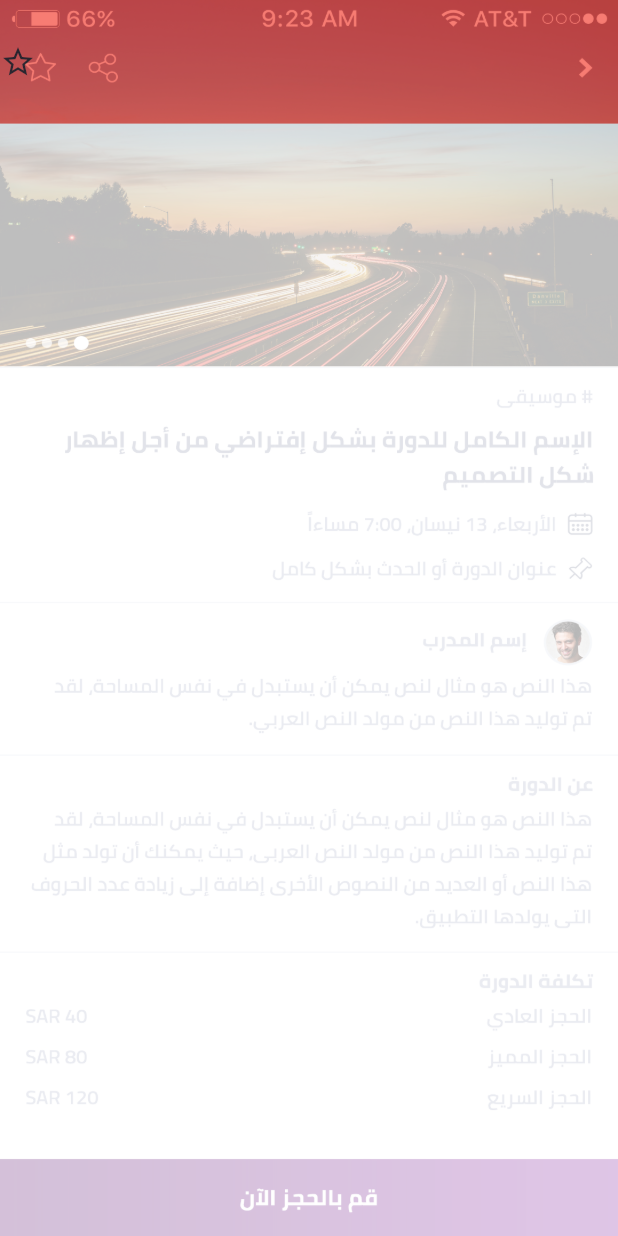
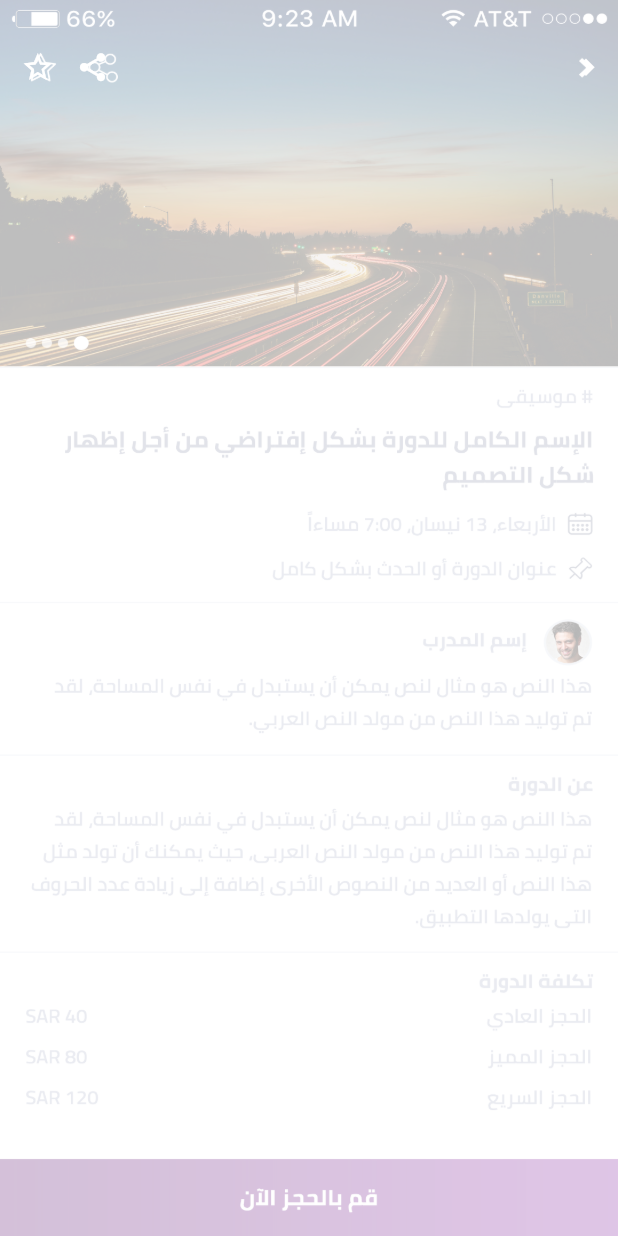
Before and after one commit to shehab20089/events_app, a Flutter app: the screen it shows after launch, on a phone screen of 412 x 824 dp. Run offline on Flutter 3.47's test engine with Material 2 defaults, Android fonts, the phone set to English and light mode, and no system bars.

Commit message:
adding the first icon bar

```diff
--- /dev/null
+++ b/lib/Components/CustomAppBar.dart
@@ -0,0 +1,85 @@
+import 'package:events_app/utilities/ResponsiveMethods.dart';
+import 'package:flutter/material.dart';
+
+class CustomAppBar extends StatefulWidget {
+  final Function onFavPressed;
+  final Function onSharePressed;
+  final Function onBackPressed;
+  const CustomAppBar({
+    Key key,
+    @required this.onFavPressed,
+    @required this.onSharePressed,
+    @required this.onBackPressed,
+  }) : super(key: key);
+
+  @override
+  _CustomAppBarState createState() => _CustomAppBarState();
+}
+
+class _CustomAppBarState extends State<CustomAppBar> {
+  @override
+  Widget build(BuildContext context) {
+    return Container(
+      height: ResponsiveMethods.hp(context, 11),
+      width: ResponsiveMethods.wp(context, 100),
+      color: Colors.transparent,
+      child: Center(
+        child: Padding(
+          padding: EdgeInsets.only(
+              left: ResponsiveMethods.wp(context, 3.4),
+              right: ResponsiveMethods.wp(context, 2)),
+          child: Row(
+            children: <Widget>[
+              Material(
+                color: Colors.transparent,
+                child: InkWell(
+                  onTap: widget.onFavPressed,
+                  customBorder: CircleBorder(),
+                  child: Icon(
+                    Icons.star_border,
+                    size: 22.4,
+                    color: Colors.white,
+                  ),
+                ),
+              ),
+              Expanded(
+                flex: 1,
+                child: Padding(
+                  padding:
+                      EdgeInsets.only(left: ResponsiveMethods.wp(context, 3.4)),
+                  child: Align(
+                    alignment: Alignment.centerLeft,
+                    child: Material(
+                      color: Colors.transparent,
+                      child: InkWell(
+                        onTap: widget.onSharePressed,
+                        customBorder: CircleBorder(),
+                        child: Icon(
+                          Icons.share,
+                          size: 22.4,
+                          color: Colors.white,
+                        ),
+                      ),
+                    ),
+                  ),
+                ),
+              ),
+              Material(
+                color: Colors.transparent,
+                child: InkWell(
+                  customBorder: CircleBorder(),
+                  onTap: widget.onBackPressed,
+                  child: Icon(
+                    Icons.chevron_right,
+                    size: 22.4,
+                    color: Colors.white,
+                  ),
+                ),
+              )
+            ],
+          ),
+        ),
+      ),
+    );
+  }
+}
--- a/lib/screens/Event.dart
+++ b/lib/screens/Event.dart
@@ -1,4 +1,5 @@
 //a folder to put all my app screens as here for Events page.
+import 'package:events_app/Components/CustomAppBar.dart';
 import 'package:events_app/utilities/ResponsiveMethods.dart';
 import 'package:flutter/material.dart';
 
@@ -13,16 +14,6 @@ class _EventPageState extends State<EventPage> {
   @override
   Widget build(BuildContext context) {
     return Stack(children: <Widget>[
-      Container(
-        height: ResponsiveMethods.hp(context, 10),
-        width: ResponsiveMethods.wp(context, 100),
-        color: Colors.red,
-        child: Center(
-          child: Row(
-            children: <Widget>[Icon(Icons.star_border)],
-          ),
-        ),
-      ),
       Opacity(
         opacity: 0.3,
         child: Container(
@@ -35,6 +26,22 @@ class _EventPageState extends State<EventPage> {
           child: null /* add child content here */,
         ),
       ),
+      Positioned(
+        top: 0,
+        child: CustomAppBar(
+          onSharePressed: () {
+            print('share');
+          },
+          onBackPressed: () {
+            // TODO Make Navigator.pop(context);
+
+            print('back presssed');
+          },
+          onFavPressed: () {
+            print('i like this event');
+          },
+        ),
+      ),
     ]);
   }
 }
```
